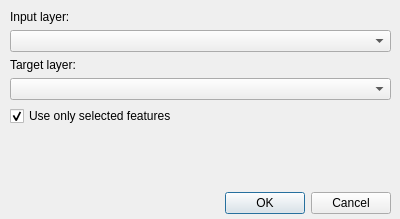
Old version of the form gjko-plugin/dialogs/Ui_ComputeCompactRatio.ui in the repository zanfire/qgis-utils.
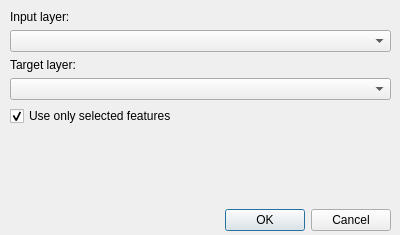
New version of the form.

What changed in the file:
```diff
--- a/gjko-plugin/dialogs/Ui_ComputeCompactRatio.ui
+++ b/gjko-plugin/dialogs/Ui_ComputeCompactRatio.ui
@@ -7,7 +7,7 @@
     <x>0</x>
     <y>0</y>
     <width>400</width>
-    <height>219</height>
+    <height>235</height>
    </rect>
   </property>
   <property name="sizePolicy">
@@ -28,7 +28,7 @@
      <x>10</x>
      <y>10</y>
      <width>381</width>
-     <height>204</height>
+     <height>221</height>
     </rect>
    </property>
    <layout class="QVBoxLayout" name="verticalLayout">
```
